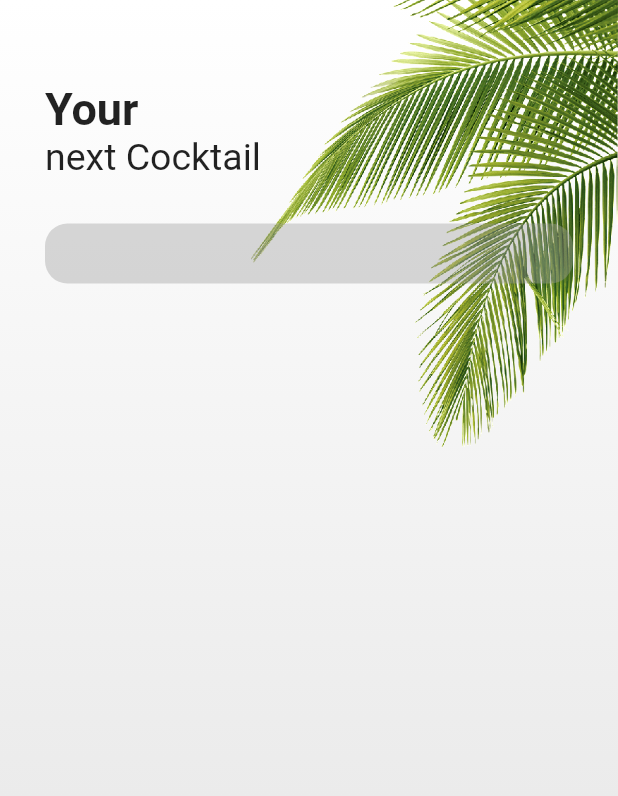
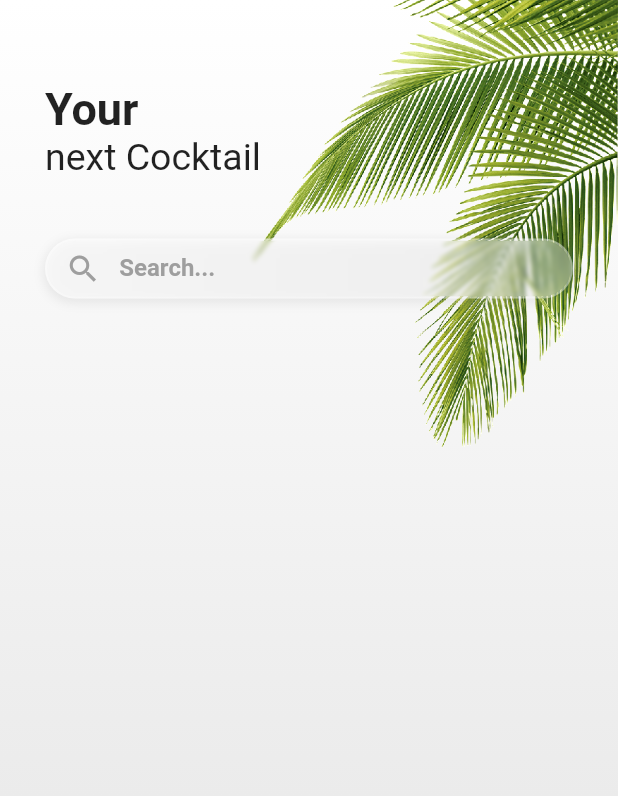
Before and after one commit to 92Andy/flutter_cocktail, a Flutter app: the screen it shows after launch, on a phone screen of 412 x 824 dp. Shown: the top 796 px of the screen. Run offline on Flutter 3.47's test engine with Material 2 defaults, Android fonts, the phone set to English and light mode, and no system bars.

Commit message:
Searchbar design finished

```diff
--- a/lib/home/home_page.dart
+++ b/lib/home/home_page.dart
@@ -1,4 +1,5 @@
 import 'package:flutter/material.dart';
+import 'package:flutter_cocktail/shared/glass_morphism.dart';
 
 class HomePage extends StatelessWidget {
   const HomePage({Key? key}) : super(key: key);
@@ -39,7 +40,7 @@ class _HomeView extends StatelessWidget {
           child: Column(
             children: const [
               _Title(),
-              SizedBox(height: 30),
+              SizedBox(height: 40),
               _SearchBar(),
             ],
           ),
@@ -54,12 +55,20 @@ class _SearchBar extends StatelessWidget {
 
   @override
   Widget build(BuildContext context) {
-    return Container(
-      height: 40,
-      width: double.infinity,
-      decoration: BoxDecoration(
-        borderRadius: BorderRadius.circular(15),
-        color: Colors.grey.withOpacity(0.4),
+    return const GlassMorphism(
+      child: Center(
+        child: TextField(
+          decoration: InputDecoration(
+            border: InputBorder.none,
+            prefixIcon: Icon(
+              Icons.search,
+              color: Colors.grey,
+            ),
+            hintText: 'Search...',
+            hintStyle:
+                TextStyle(fontWeight: FontWeight.bold, color: Colors.grey),
+          ),
+        ),
       ),
     );
   }
--- /dev/null
+++ b/lib/shared/glass_morphism.dart
@@ -0,0 +1,56 @@
+import 'dart:ui';
+
+import 'package:flutter/material.dart';
+
+class GlassMorphism extends StatelessWidget {
+  const GlassMorphism({
+    Key? key,
+    this.height = 40,
+    this.circularBorderRadius = 20,
+    required this.child,
+  }) : super(key: key);
+
+  final double height;
+  final double circularBorderRadius;
+  final Widget child;
+
+  @override
+  Widget build(BuildContext context) {
+    return Container(
+      height: height,
+      decoration: BoxDecoration(
+        gradient: LinearGradient(
+          colors: [
+            Colors.white.withOpacity(0.6),
+            Colors.white.withOpacity(0.3),
+          ],
+          begin: AlignmentDirectional.topStart,
+          end: AlignmentDirectional.bottomEnd,
+        ),
+        borderRadius: BorderRadius.all(Radius.circular(circularBorderRadius)),
+        border: Border.all(
+          width: 1.5,
+          color: Colors.white.withOpacity(0.2),
+        ),
+        boxShadow: [
+          BoxShadow(
+            color: Colors.grey.withOpacity(0.2),
+            blurRadius: 5,
+            spreadRadius: 1,
+            offset: const Offset(0, 2), // changes position of shadow
+          ),
+        ],
+      ),
+      child: ClipRRect(
+        borderRadius: BorderRadius.all(Radius.circular(circularBorderRadius)),
+        child: BackdropFilter(
+          filter: ImageFilter.blur(
+            sigmaX: 1.5,
+            sigmaY: 1.5,
+          ),
+          child: child,
+        ),
+      ),
+    );
+  }
+}
```
